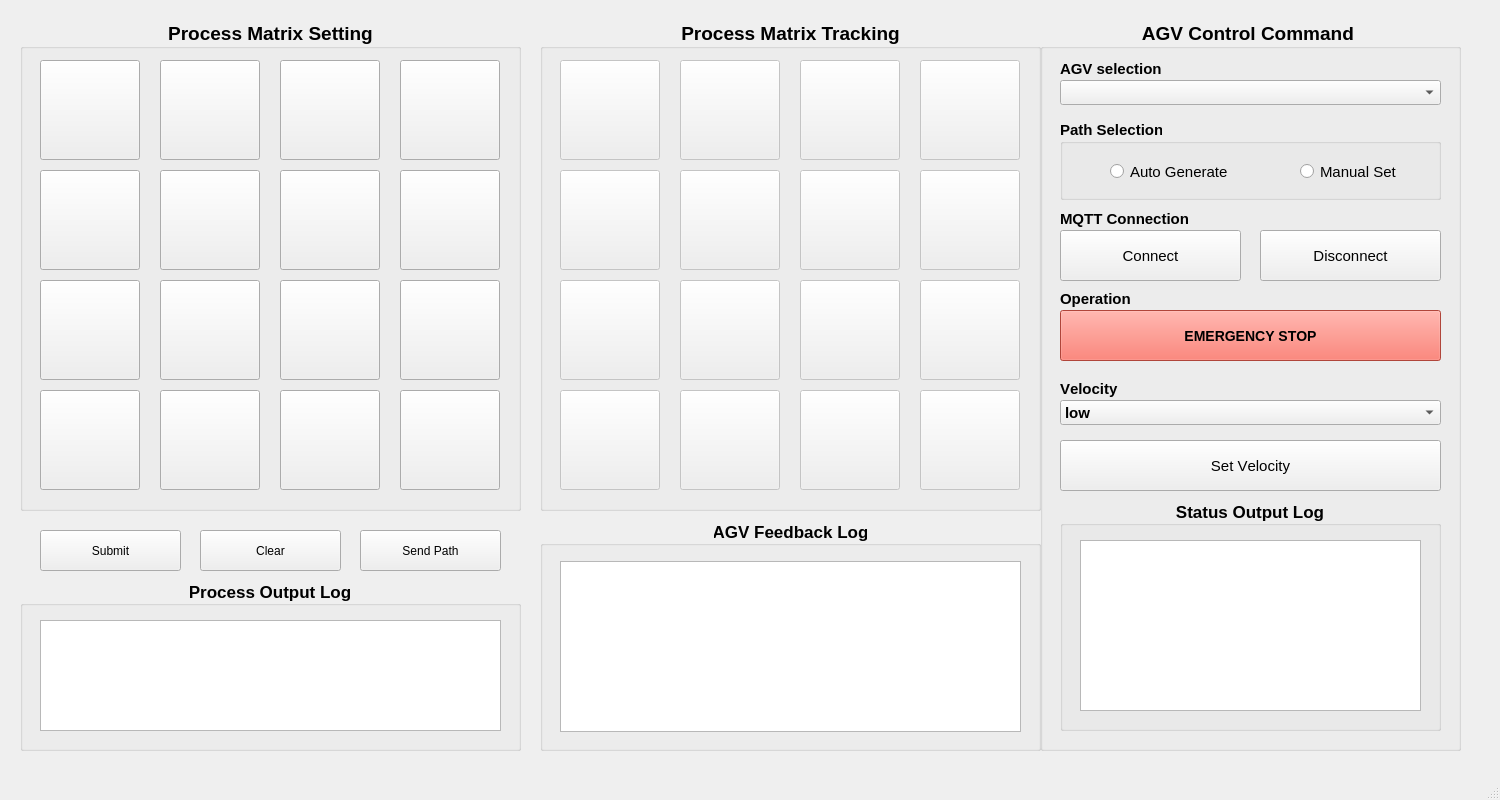
Old version of the form software/mqtt-control/mainwindow.ui in the repository Vienchau/qr-control.
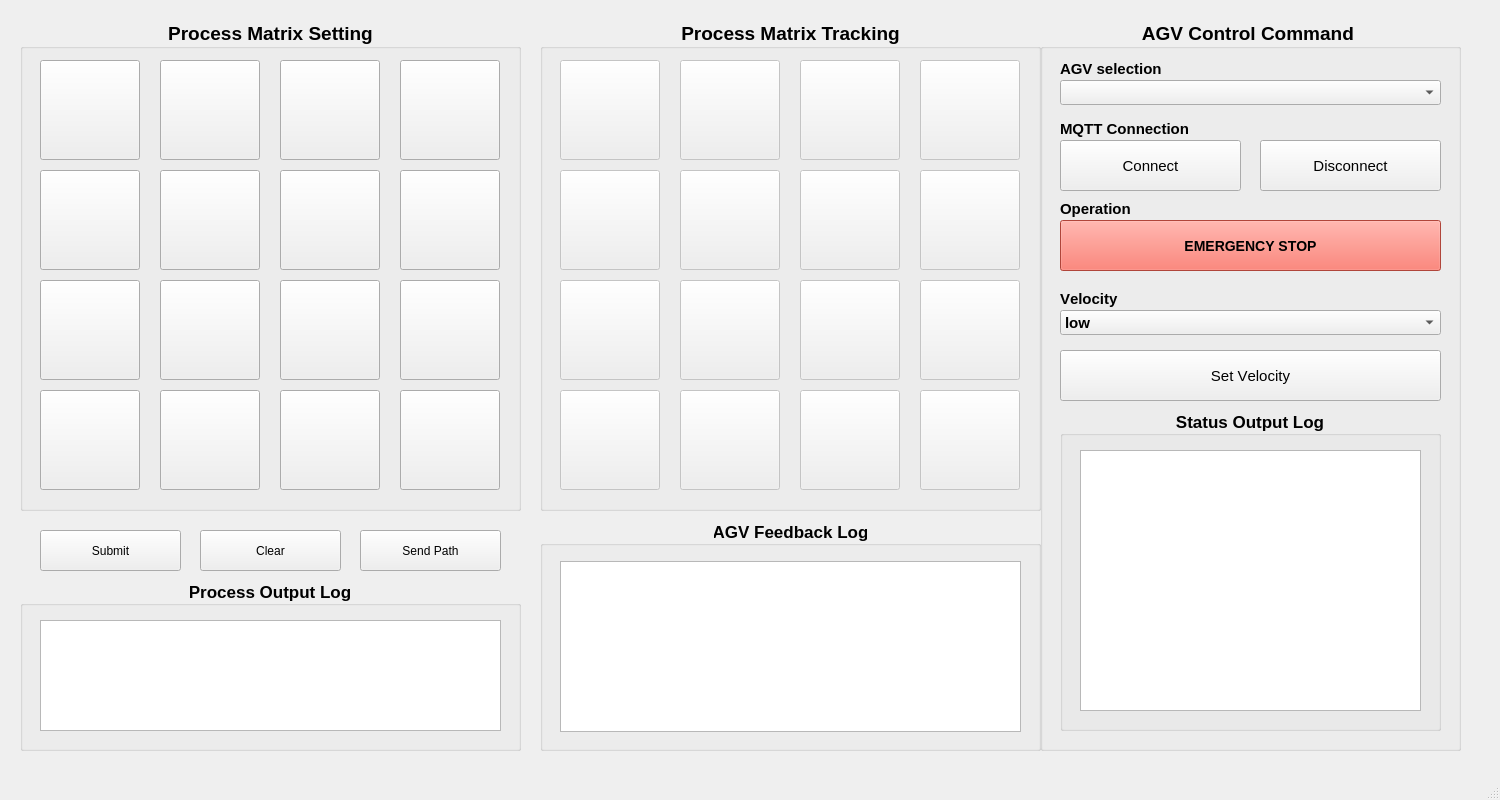
New version of the form. Icons and pictures are not drawn.

What changed in the file:
```diff
--- a/software/mqtt-control/mainwindow.ui
+++ b/software/mqtt-control/mainwindow.ui
@@ -1549,7 +1549,7 @@
      <property name="geometry">
       <rect>
        <x>20</x>
-       <y>290</y>
+       <y>200</y>
        <width>381</width>
        <height>51</height>
       </rect>
@@ -1628,7 +1628,7 @@
      <property name="geometry">
       <rect>
        <x>20</x>
-       <y>420</y>
+       <y>330</y>
        <width>381</width>
        <height>51</height>
       </rect>
@@ -1652,7 +1652,7 @@
      <property name="geometry">
       <rect>
        <x>20</x>
-       <y>270</y>
+       <y>180</y>
        <width>141</width>
        <height>17</height>
       </rect>
@@ -1673,7 +1673,7 @@
      <property name="geometry">
       <rect>
        <x>20</x>
-       <y>190</y>
+       <y>100</y>
        <width>141</width>
        <height>17</height>
       </rect>
@@ -1694,7 +1694,7 @@
      <property name="geometry">
       <rect>
        <x>20</x>
-       <y>210</y>
+       <y>120</y>
        <width>181</width>
        <height>51</height>
       </rect>
@@ -1715,7 +1715,7 @@
      <property name="geometry">
       <rect>
        <x>220</x>
-       <y>210</y>
+       <y>120</y>
        <width>181</width>
        <height>51</height>
       </rect>
@@ -1736,9 +1736,9 @@
      <property name="geometry">
       <rect>
        <x>20</x>
-       <y>480</y>
+       <y>390</y>
        <width>381</width>
-       <height>231</height>
+       <height>321</height>
       </rect>
      </property>
      <property name="font">
@@ -1761,79 +1761,16 @@
         <x>20</x>
         <y>40</y>
         <width>341</width>
-        <height>171</height>
+        <height>261</height>
        </rect>
       </property>
      </widget>
     </widget>
-    <widget class="QGroupBox" name="groupBox_7">
-     <property name="geometry">
-      <rect>
-       <x>20</x>
-       <y>100</y>
-       <width>381</width>
-       <height>80</height>
-      </rect>
-     </property>
-     <property name="font">
-      <font>
-       <pointsize>11</pointsize>
-       <weight>75</weight>
-       <bold>true</bold>
-       <kerning>false</kerning>
-      </font>
-     </property>
-     <property name="title">
-      <string>Path Selection</string>
-     </property>
-     <widget class="QRadioButton" name="radioManual">
-      <property name="geometry">
-       <rect>
-        <x>240</x>
-        <y>40</y>
-        <width>112</width>
-        <height>23</height>
-       </rect>
-      </property>
-      <property name="font">
-       <font>
-        <pointsize>11</pointsize>
-        <weight>50</weight>
-        <bold>false</bold>
-        <kerning>false</kerning>
-       </font>
-      </property>
-      <property name="text">
-       <string>Manual Set</string>
-      </property>
-     </widget>
-     <widget class="QRadioButton" name="radioAuto">
-      <property name="geometry">
-       <rect>
-        <x>50</x>
-        <y>40</y>
-        <width>131</width>
-        <height>23</height>
-       </rect>
-      </property>
-      <property name="font">
-       <font>
-        <pointsize>11</pointsize>
-        <weight>50</weight>
-        <bold>false</bold>
-        <kerning>false</kerning>
-       </font>
-      </property>
-      <property name="text">
-       <string>Auto Generate</string>
-      </property>
-     </widget>
-    </widget>
     <widget class="QComboBox" name="velocityComboBox">
      <property name="geometry">
       <rect>
        <x>20</x>
-       <y>380</y>
+       <y>290</y>
        <width>381</width>
        <height>25</height>
       </rect>
@@ -1866,7 +1803,7 @@
      <property name="geometry">
       <rect>
        <x>20</x>
-       <y>360</y>
+       <y>270</y>
        <width>141</width>
        <height>17</height>
       </rect>
```
